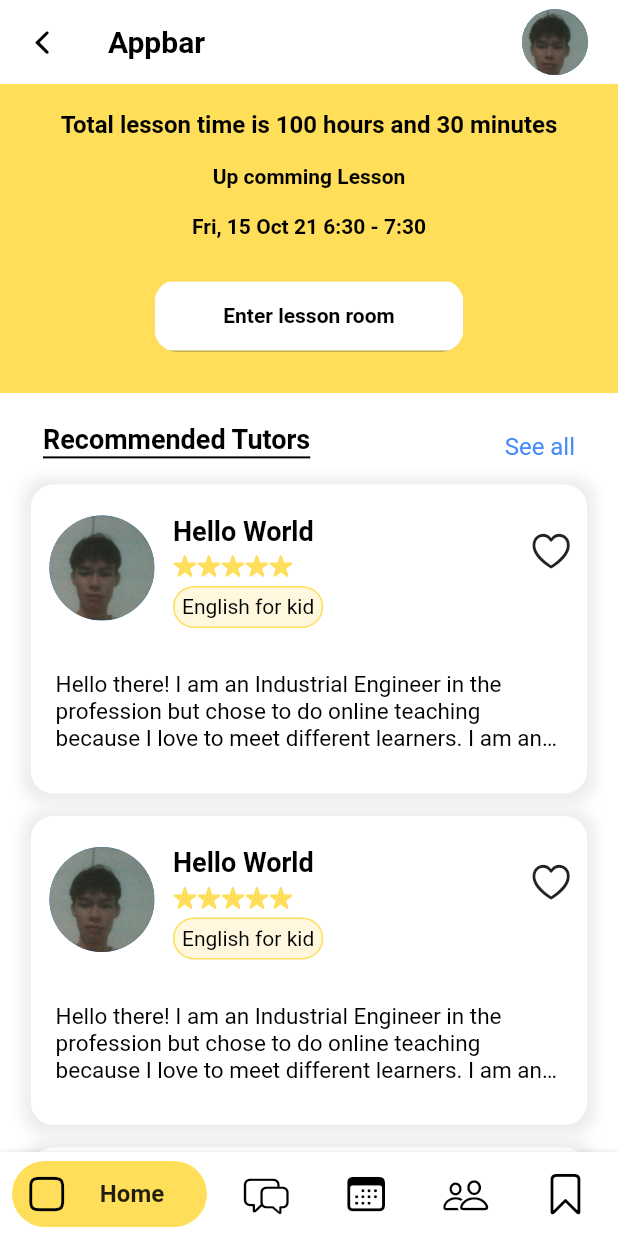
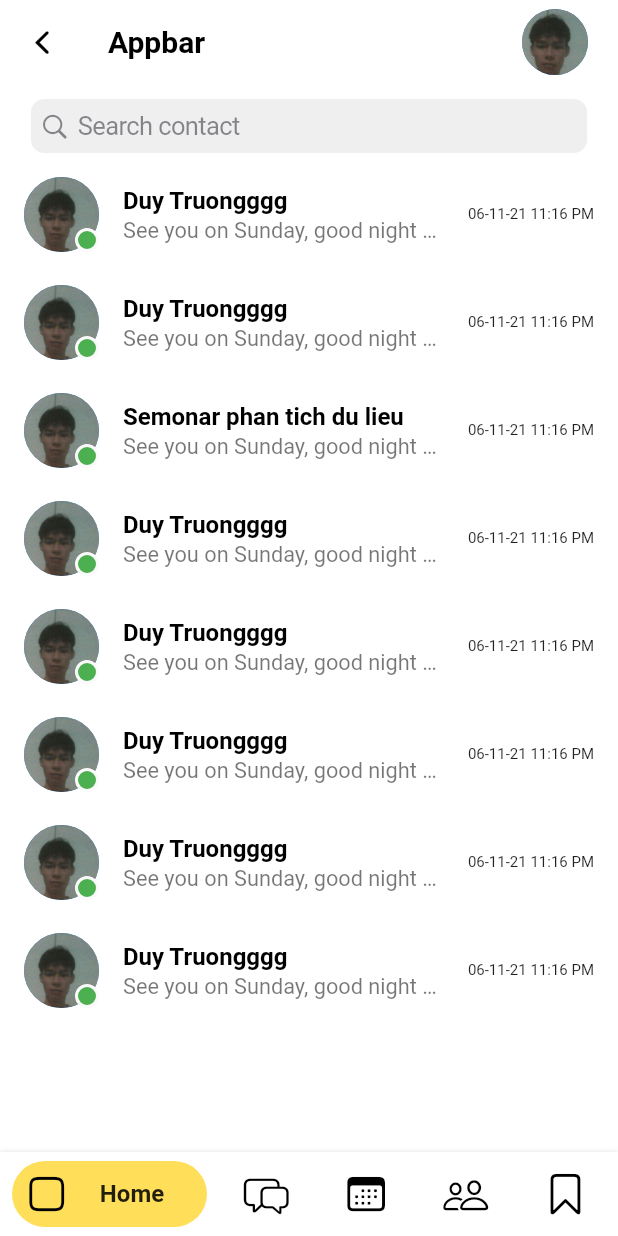
Before and after one commit to zeref278/lettutor, a Flutter app: the screen it shows after launch, on a phone screen of 412 x 824 dp. Run offline on Flutter 3.47's test engine with Material 2 defaults, Android fonts, the phone set to English and light mode, and no system bars; our stand-ins replace font_awesome_flutter, google_fonts.

Commit message:
Clean a little and  init messages

```diff
--- a/lettutor/lib/main.dart
+++ b/lettutor/lib/main.dart
@@ -5,6 +5,7 @@ import 'package:lettutor/themes/custom_colors.dart';
 import 'package:lettutor/ui/custom_widgets/custom_tabbar/bottom_nav_custom.dart';
 import 'package:lettutor/ui/custom_widgets/custom_button/custom_icon_button.dart';
 import 'package:lettutor/ui/home.dart';
+import 'package:lettutor/ui/mess/messages_screen.dart';
 
 import 'ui/authentication/sign_in_screen.dart';
 
@@ -40,7 +41,7 @@ class _MyHomePageState extends State<MyHomePage> {
   Widget build(BuildContext context) {
     return Scaffold(
       backgroundColor: Colors.white,
-      body: HomeScreen(),
+      body: MessagesScreen(),
       appBar: AppBar(
         leading: IconButton(
           icon: const Icon(
--- /dev/null
+++ b/lettutor/lib/models/tutor.dart
@@ -0,0 +1,15 @@
+class Tutor {
+  String name;
+  String? description;
+  double? rating;
+  String? tag;
+  String linkAvatar;
+
+  Tutor({
+    required this.name,
+    this.description,
+    this.rating,
+    this.tag,
+    required this.linkAvatar,
+  });
+}
--- a/lettutor/lib/themes/app_themes.dart
+++ b/lettutor/lib/themes/app_themes.dart
@@ -1,18 +1,20 @@
 import 'package:flutter/material.dart';
 
 
+
+
 enum AppTheme {
-  LightTheme,
-  DarkTheme
+  lightTheme,
+  darkTheme
 }
 
 final AppThemeData = {
-  AppTheme.LightTheme: ThemeData(
+  AppTheme.lightTheme: ThemeData(
     brightness: Brightness.light,
     primaryColor: Colors.blue
   ),
 
-  AppTheme.DarkTheme: ThemeData(
+  AppTheme.darkTheme: ThemeData(
     brightness: Brightness.dark,
     primaryColor: Colors.blue[700]
   )
--- a/lettutor/lib/ui/authentication/forgot_password_screen.dart
+++ b/lettutor/lib/ui/authentication/forgot_password_screen.dart
@@ -5,7 +5,6 @@ import 'package:lettutor/themes/name_logo.dart';
 import 'package:lettutor/themes/custom_colors.dart';
 import 'package:lettutor/ui/custom_widgets/custom_button/custom_rounded_button.dart';
 import 'package:lettutor/ui/custom_widgets/custom_fields/custom_input_field.dart';
-
 
 class ForgotPasswordScreen extends StatelessWidget {
   const ForgotPasswordScreen({Key? key}) : super(key: key);
@@ -31,7 +30,7 @@ class ForgotPasswordScreen extends StatelessWidget {
               SizedBox(height: size.height * 0.05),
               InputFieldCustom(
                 hintText: 'Enter your email',
-                icon: Icons.email ,
+                icon: Icons.email,
                 onChanged: (value) {},
               ),
               SizedBox(height: size.height * 0.1),
--- a/lettutor/lib/ui/custom_widgets/custom_button/custom_rounded_button.dart
+++ b/lettutor/lib/ui/custom_widgets/custom_button/custom_rounded_button.dart
@@ -1,23 +1,22 @@
 import 'package:flutter/material.dart';
 import 'package:lettutor/themes/custom_colors.dart';
-
 
 class CustomRoundedButton extends StatelessWidget {
   final String text;
   final void Function() press;
   final Color color, textColor;
   final double width;
-  const CustomRoundedButton({
+  const CustomRoundedButton({Key? key,
     required this.text,
     required this.press,
     required this.width,
     this.color = defaultColor,
     this.textColor = Colors.white,
-  });
+  }) : super(key: key);
 
   @override
   Widget build(BuildContext context) {
-    Size size = MediaQuery.of(context).size;
+
     return Container(
       margin: const EdgeInsets.symmetric(vertical: 10),
       width: width,
@@ -27,7 +26,6 @@ class CustomRoundedButton extends StatelessWidget {
       ),
     );
   }
-
 
   Widget newElevatedButton() {
     return ElevatedButton(
--- a/lettutor/lib/ui/custom_widgets/custom_button/custom_text_button.dart
+++ b/lettutor/lib/ui/custom_widgets/custom_button/custom_text_button.dart
@@ -11,9 +11,6 @@ class CustomTextButton extends StatelessWidget {
 
   @override
   Widget build(BuildContext context) {
-    return GestureDetector(
-      onTap: onPressed,
-      child: title
-    );
+    return GestureDetector(onTap: onPressed, child: title);
   }
 }
--- a/lettutor/lib/ui/custom_widgets/custom_card/custom_card_tutor.dart
+++ b/lettutor/lib/ui/custom_widgets/custom_card/custom_card_tutor.dart
@@ -125,7 +125,7 @@ class _CustomCardTutorState extends State<CustomCardTutor> {
               padding: EdgeInsets.only(
                   left: size.width * 0.04, right: size.width * 0.04),
               child: const Text(
-                'Hello there! I am an Industrial Engineer in the profession but chose to do online teaching because I love to meet different learners. I am an outgoing person and I have this passion for dealing with different people and seeing the',
+                "Hello there! I am an Industrial Engineer in the profession but chose to do online teaching because I love to meet different learners. I am an outgoing person and I have this passion for dealing with different people and seeing them progress with my help as their teacher. In fact, making friends is one of my best skills. I am very good at adapting to new environments and new situations. I am very friendly and can easily get along well with everyone. I have obtained a 120-Hour TEFL Certificate. I get a variety of teaching techniques. I know that there are fast and not so fast learners. So don't worry, I will be with you every step of the way going at your own pace. Let's practice what you already know and add something new each day. With my skills and experiences, I can assure you that I can provide adequate English learning effectively and efficiently. Together, let's make English learning fun.",
                 style: TextStyle(color: Colors.black, fontSize: 15),
                 overflow: TextOverflow.ellipsis,
                 maxLines: 3,
--- /dev/null
+++ b/lettutor/lib/ui/custom_widgets/custom_message/custom_conversation.dart
@@ -0,0 +1,58 @@
+import 'package:flutter/material.dart';
+import 'package:lettutor/models/tutor.dart';
+
+class CustomConversation extends StatelessWidget {
+  final Tutor tutor;
+
+  const CustomConversation({Key? key, required this.tutor}) : super(key: key);
+
+  @override
+  Widget build(BuildContext context) {
+    return ListTile(
+      leading: Stack(
+        children: <Widget>[
+          CircleAvatar(
+            radius: 25,
+            backgroundImage: AssetImage(tutor.linkAvatar),
+          ),
+          Positioned(
+            right: 0,
+            bottom: 0,
+            child: Container(
+              width: 16,
+              height: 16,
+              decoration: BoxDecoration(
+                  color: Colors.green,
+                  shape: BoxShape.circle,
+                  border: Border.all(
+                      color: Theme.of(context).scaffoldBackgroundColor,
+                      width: 2)),
+            ),
+          )
+        ],
+      ),
+      title: Text(
+        tutor.name,
+        overflow: TextOverflow.ellipsis,
+        maxLines: 1,
+        style: TextStyle(
+          color: Colors.black,
+          fontSize: 16,
+          fontWeight: FontWeight.w600,
+        ),
+      ),
+      subtitle: Text(
+        'See you on Sunday, good night teacher',
+        overflow: TextOverflow.ellipsis,
+        maxLines: 1,
+        style: TextStyle(fontSize: 14.5),
+      ),
+      trailing: Text(
+        '06-11-21 11:16 PM',
+        style: TextStyle(
+          fontSize: 10,
+        ),
+      ),
+    );
+  }
+}
--- a/lettutor/lib/ui/custom_widgets/custom_tabbar/bottom_nav_custom.dart
+++ b/lettutor/lib/ui/custom_widgets/custom_tabbar/bottom_nav_custom.dart
@@ -2,8 +2,6 @@ import 'package:flutter/material.dart';
 import 'package:flutter/widgets.dart';
 
 class BottomNavigationBarCustom extends StatelessWidget {
-
-
   BottomNavigationBarCustom({
     Key? key,
     this.selectedIndex = 0,
@@ -132,8 +130,7 @@ class _ItemWidget extends StatelessWidget {
         duration: animationDuration,
         curve: curve,
         decoration: BoxDecoration(
-          color:
-          isSelected ? item.activeColor : backgroundColor,
+          color: isSelected ? item.activeColor : backgroundColor,
           borderRadius: BorderRadius.circular(itemCornerRadius),
         ),
         child: SingleChildScrollView(
--- a/lettutor/lib/ui/home.dart
+++ b/lettutor/lib/ui/home.dart
@@ -6,6 +6,8 @@ import 'custom_widgets/custom_button/custom_text_button.dart';
 import 'custom_widgets/custom_card/custom_card_tutor.dart';
 
 class HomeScreen extends StatelessWidget {
+  const HomeScreen({Key? key}) : super(key: key);
+
   @override
   Widget build(BuildContext context) {
     Size size = MediaQuery.of(context).size;
--- /dev/null
+++ b/lettutor/lib/ui/mess/messages_screen.dart
@@ -0,0 +1,86 @@
+import 'package:flutter/material.dart';
+import 'package:lettutor/models/tutor.dart';
+import 'package:lettutor/themes/custom_colors.dart';
+import 'package:flutter/cupertino.dart';
+import 'package:lettutor/ui/custom_widgets/custom_message/custom_conversation.dart';
+
+class MessagesScreen extends StatelessWidget {
+  const MessagesScreen({Key? key}) : super(key: key);
+
+  @override
+  Widget build(BuildContext context) {
+    Size size = MediaQuery.of(context).size;
+    return Scaffold(
+      backgroundColor: bgColor,
+      body: SingleChildScrollView(
+        child: Column(
+          children: <Widget>[
+            SizedBox(
+              width: size.width,
+              height: 10,
+            ),
+            Container(
+              width: size.width * 0.9,
+              child: CupertinoSearchTextField(
+                placeholder: 'Search contact',
+              ),
+            ),
+            SizedBox(
+              width: size.width,
+              height: 5,
+            ),
+            CustomConversation(
+              tutor: Tutor(
+                name: 'Duy Truongggg',
+                linkAvatar: 'assets/avatar.jpg',
+              ),
+            ),
+            CustomConversation(
+              tutor: Tutor(
+                name: 'Duy Truongggg',
+                linkAvatar: 'assets/avatar.jpg',
+              ),
+            ),
+            CustomConversation(
+              tutor: Tutor(
+                name: 'Semonar phan tich du lieu',
+                linkAvatar: 'assets/avatar.jpg',
+              ),
+            ),
+            CustomConversation(
+              tutor: Tutor(
+                name: 'Duy Truongggg',
+                linkAvatar: 'assets/avatar.jpg',
+              ),
+            ),
+            CustomConversation(
+              tutor: Tutor(
+                name: 'Duy Truongggg',
+                linkAvatar: 'assets/avatar.jpg',
+              ),
+            ),
+            CustomConversation(
+              tutor: Tutor(
+                name: 'Duy Truongggg',
+                linkAvatar: 'assets/avatar.jpg',
+              ),
+            ),
+            CustomConversation(
+              tutor: Tutor(
+                name: 'Duy Truongggg',
+                linkAvatar: 'assets/avatar.jpg',
+              ),
+            ),
+            CustomConversation(
+              tutor: Tutor(
+                name: 'Duy Truongggg',
+                linkAvatar: 'assets/avatar.jpg',
+              ),
+            ),
+
+          ],
+        )
+      ),
+    );
+  }
+}
```
Also changed, not shown: lettutor/lib/themes/name_logo.dart (+8 -10 lines), lettutor/lib/ui/custom_widgets/custom_button/custom_icon_button.dart (+3 -5 lines), lettutor/lib/ui/custom_widgets/custom_tag/custom_tag_tutor.dart (+4 -9 lines), lettutor/lib/ui/custom_widgets/custom_button/social_login_options.dart (line endings or trailing spaces), lettutor/lib/ui/custom_widgets/custom_fields/custom_input_field.dart (line endings or trailing spaces), lettutor/lib/ui/custom_widgets/custom_fields/custom_password_field.dart (line endings or trailing spaces), lettutor/lib/ui/custom_widgets/custom_fields/custom_text_field.dart (line endings or trailing spaces).
